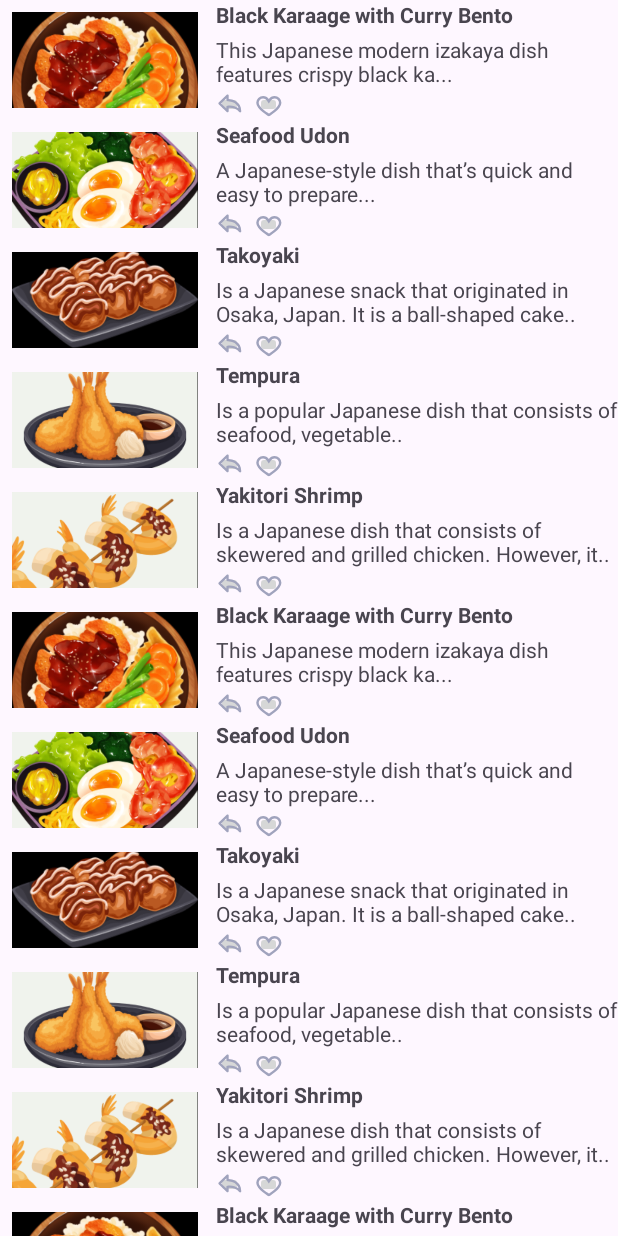
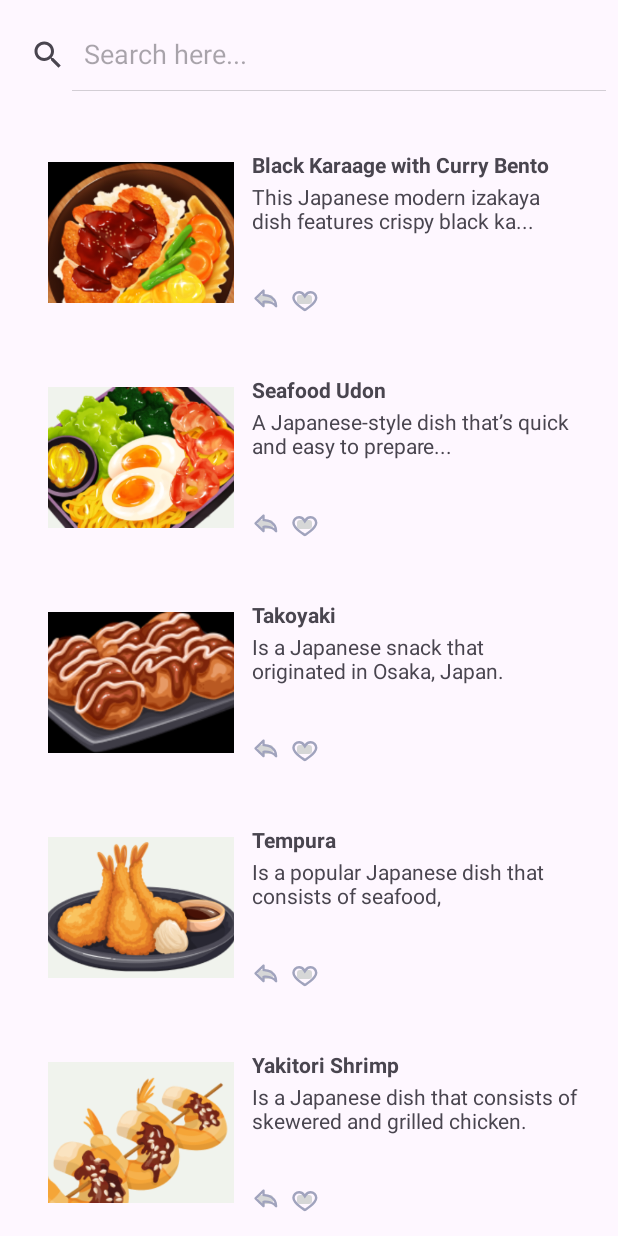
Before and after one commit to OleksandraLishchenko/assignment4, an Android app: the RecipeActivity screen opened directly, with no data from a screen before it, on a phone screen of 412 x 824 dp. Run offline under Robolectric (Android 15) with nearby library versions, the phone set to English and light mode, and no system bars.

Commit message:
Recipes Searcher

```diff
--- a/app/src/main/java/com/example/assignmnetnew4/RecipeActivity.kt
+++ b/app/src/main/java/com/example/assignmnetnew4/RecipeActivity.kt
@@ -1,35 +1,83 @@
 package com.example.assignmnetnew4
 
 import android.os.Bundle
+import android.util.Log
+import android.widget.SearchView
 import androidx.appcompat.app.AppCompatActivity
 import androidx.recyclerview.widget.LinearLayoutManager
 import androidx.recyclerview.widget.RecyclerView
+import kotlinx.coroutines.flow.MutableStateFlow
+import kotlinx.coroutines.flow.StateFlow
+import kotlinx.coroutines.flow.asStateFlow
+import kotlinx.coroutines.flow.map
+import kotlinx.coroutines.flow.update
+import kotlinx.coroutines.runBlocking
+import kotlinx.coroutines.launch
+import androidx.lifecycle.lifecycleScope
 
 class RecipeActivity : AppCompatActivity() {
+
+    private val queryFlow = MutableStateFlow("")
+    private val _recipesFlow = MutableStateFlow<List<Recipe>>(emptyList())
+    private val recipesFlow: StateFlow<List<Recipe>> = _recipesFlow.asStateFlow()
+
+    private val mockedRecipes = listOf(
+        Recipe(1, "Black Karaage with Curry Bento", "This Japanese modern izakaya dish features crispy black ka...", R.drawable.img_1),
+        Recipe(2, "Seafood Udon", "A Japanese-style dish that’s quick and easy to prepare...", R.drawable.img_2),
+        Recipe(3, "Takoyaki", "Is a Japanese snack that originated in Osaka, Japan. ", R.drawable.img_3),
+        Recipe(4, "Tempura", "Is a popular Japanese dish that consists of seafood, ", R.drawable.img_4),
+        Recipe(5, "Yakitori Shrimp", "Is a Japanese dish that consists of skewered and grilled chicken.", R.drawable.img_5)
+
+    )
+
     override fun onCreate(savedInstanceState: Bundle?) {
         super.onCreate(savedInstanceState)
         setContentView(R.layout.activity_new)
 
-        val recipes = listOf(
-            Recipe(1, "Black Karaage with Curry Bento", "This Japanese modern izakaya dish features crispy black ka...", R.drawable.img_1),
-            Recipe(2, "Seafood Udon", "A Japanese-style dish that’s quick and easy to prepare...", R.drawable.img_2),
-            Recipe(3, "Takoyaki", "Is a Japanese snack that originated in Osaka, Japan. It is a ball-shaped cake..", R.drawable.img_3),
-            Recipe(4, "Tempura", "Is a popular Japanese dish that consists of seafood, vegetable..", R.drawable.img_4),
-            Recipe(5, "Yakitori Shrimp", "Is a Japanese dish that consists of skewered and grilled chicken. However, it..", R.drawable.img_5),
-            Recipe(6, "Black Karaage with Curry Bento", "This Japanese modern izakaya dish features crispy black ka...", R.drawable.img_1),
-            Recipe(7, "Seafood Udon", "A Japanese-style dish that’s quick and easy to prepare...", R.drawable.img_2),
-            Recipe(8, "Takoyaki", "Is a Japanese snack that originated in Osaka, Japan. It is a ball-shaped cake..", R.drawable.img_3),
-            Recipe(9, "Tempura", "Is a popular Japanese dish that consists of seafood, vegetable..", R.drawable.img_4),
-            Recipe(10, "Yakitori Shrimp", "Is a Japanese dish that consists of skewered and grilled chicken. However, it..", R.drawable.img_5),
-            Recipe(11, "Black Karaage with Curry Bento", "This Japanese modern izakaya dish features crispy black ka...", R.drawable.img_1),
-            Recipe(12, "Seafood Udon", "A Japanese-style dish that’s quick and easy to prepare...", R.drawable.img_2),
-            Recipe(13, "Takoyaki", "Is a Japanese snack that originated in Osaka, Japan. It is a ball-shaped cake..", R.drawable.img_3),
-            Recipe(14, "Tempura", "Is a popular Japanese dish that consists of seafood, vegetable..", R.drawable.img_4),
-            Recipe(15, "Yakitori Shrimp", "Is a Japanese dish that consists of skewered and grilled chicken. However, it..", R.drawable.img_5)
-        )
+        val recipesRecyclerView = findViewById<RecyclerView>(R.id.recipeRecyclerView)
+        val searchView = findViewById<SearchView>(R.id.searchView)
 
-        val recipesRecyclerView = findViewById<RecyclerView>(R.id.recipeRecyclerView)
         recipesRecyclerView.layoutManager = LinearLayoutManager(this)
-        recipesRecyclerView.adapter = RecipeAdapter(this, recipes)
+        val adapter = RecipeAdapter(this, emptyList())
+        recipesRecyclerView.adapter = adapter
+        requestData()
+
+        lifecycleScope.launch {
+            recipesFlow.collect { recipes ->
+                adapter.updateRecipes(recipes)
+            }
+        }
+
+        searchView.setOnQueryTextListener(object : SearchView.OnQueryTextListener {
+            override fun onQueryTextSubmit(query: String?): Boolean {
+                return true
+            }
+
+            override fun onQueryTextChange(newText: String?): Boolean {
+                Log.d("QUERY", newText.orEmpty())
+                setQuery(newText.orEmpty())
+                return true
+            }
+        })
+    }
+
+    private fun requestData() {
+        _recipesFlow.value = mockedRecipes
+    }
+
+    private fun setQuery(query: String) {
+        queryFlow.value = query
+        filterRecipes(query)
+    }
+
+    private fun filterRecipes(query: String) {
+        val filteredRecipes = if (query.length < 3) {
+            mockedRecipes
+        } else {
+            mockedRecipes.filter {
+                it.name.contains(query, ignoreCase = true) || it.description.contains(query, ignoreCase = true)
+            }
+        }
+        _recipesFlow.update { filteredRecipes }
     }
 }
--- a/app/src/main/java/com/example/assignmnetnew4/RecipeAdapter.kt
+++ b/app/src/main/java/com/example/assignmnetnew4/RecipeAdapter.kt
@@ -13,7 +13,7 @@ import androidx.recyclerview.widget.RecyclerView
 
 class RecipeAdapter(
     private val context: Context,
-    private val recipes: List<Recipe>
+    private var recipes: List<Recipe>
 ) : RecyclerView.Adapter<RecipeAdapter.RecipeViewHolder>() {
 
     override fun onCreateViewHolder(parent: ViewGroup, viewType: Int): RecipeViewHolder {
@@ -42,6 +42,13 @@ class RecipeAdapter(
         }
     }
 
+    fun updateRecipes(newRecipes: List<Recipe>) {
+        if (newRecipes != recipes) {
+            recipes = newRecipes
+            notifyDataSetChanged()
+        }
+    }
+
     class RecipeViewHolder(view: View) : RecyclerView.ViewHolder(view) {
         private val title: TextView = view.findViewById(R.id.title)
         private val description: TextView = view.findViewById(R.id.description)
--- a/app/src/main/res/layout/activity_new.xml
+++ b/app/src/main/res/layout/activity_new.xml
@@ -5,12 +5,29 @@
     android:id="@+id/main"
     android:layout_width="match_parent"
     android:layout_height="match_parent"
+    android:orientation="vertical"
     tools:context=".RecipeActivity">
+
+    <SearchView
+        android:id="@+id/searchView"
+        android:layout_width="match_parent"
+        android:layout_height="wrap_content"
+        android:layout_marginTop="20dp"
+        android:layout_marginBottom="7dp"
+        android:iconifiedByDefault="false"
+        android:queryHint="Search here..."
+        app:layout_constraintBottom_toTopOf="@+id/recipeRecyclerView"
+        app:layout_constraintEnd_toEndOf="parent"
+        app:layout_constraintStart_toStartOf="parent"
+        app:layout_constraintTop_toTopOf="parent" />
+
 
     <androidx.recyclerview.widget.RecyclerView
         android:id="@+id/recipeRecyclerView"
         android:layout_width="match_parent"
-        android:layout_height="match_parent"/>
+        android:layout_height="match_parent"
+        android:layout_marginTop="60dp"
+        android:paddingHorizontal="24dp"/>
 
 
 </androidx.constraintlayout.widget.ConstraintLayout>
--- a/app/src/main/res/layout/item_recipe.xml
+++ b/app/src/main/res/layout/item_recipe.xml
@@ -1,9 +1,10 @@
 <?xml version="1.0" encoding="utf-8"?>
 <androidx.constraintlayout.widget.ConstraintLayout xmlns:android="http://schemas.android.com/apk/res/android"
     android:layout_width="match_parent"
-    android:layout_height="80dp"
+    android:layout_height="110dp"
     xmlns:app="http://schemas.android.com/apk/res-auto"
-    xmlns:tool="http://schemas.android.com/tools">
+    xmlns:tool="http://schemas.android.com/tools"
+    android:layout_marginTop="40dp">
 
     <ImageView
         android:id="@+id/image"
@@ -29,7 +30,7 @@
         android:id="@+id/description"
         android:layout_width="0dp"
         android:layout_height="wrap_content"
-        android:layout_marginTop="4dp"
+        android:layout_marginTop="2dp"
         app:layout_constraintEnd_toEndOf="parent"
         app:layout_constraintStart_toStartOf="@+id/title"
         app:layout_constraintTop_toBottomOf="@+id/title"
--- a/gradle/libs.versions.toml
+++ b/gradle/libs.versions.toml
@@ -1,5 +1,5 @@
 [versions]
-agp = "8.7.2"
+agp = "8.5.0"
 kotlin = "1.9.24"
 coreKtx = "1.15.0"
 junit = "4.13.2"
```
Also changed, not shown: gradle/wrapper/gradle-wrapper.properties, 1 other file.
